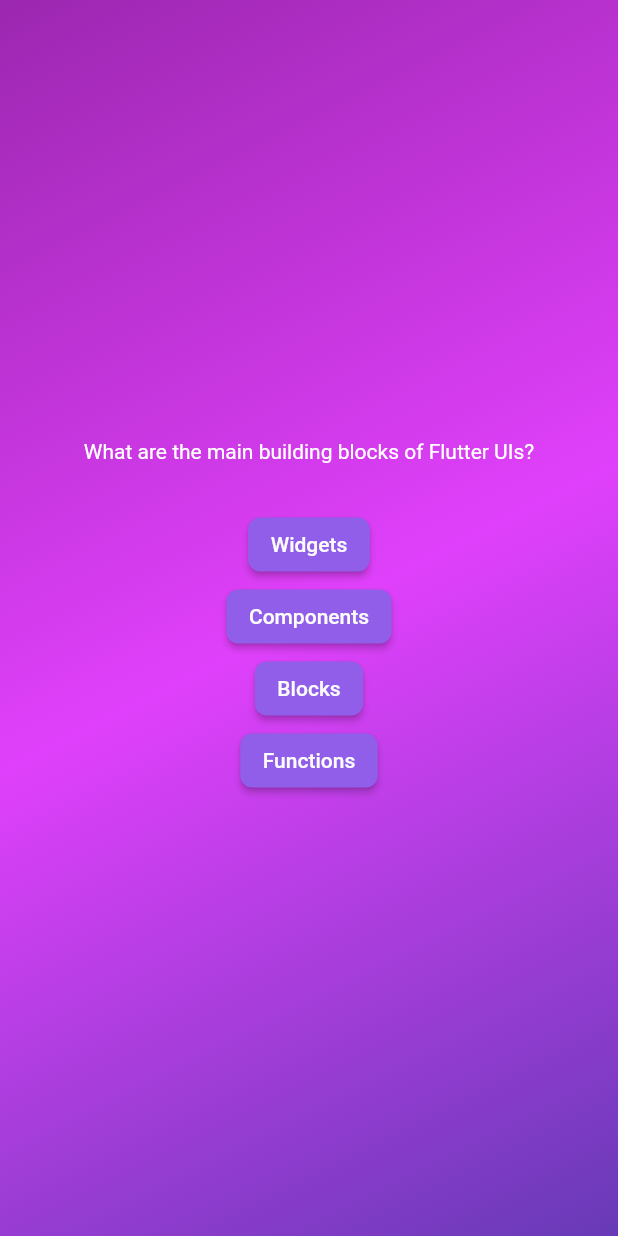
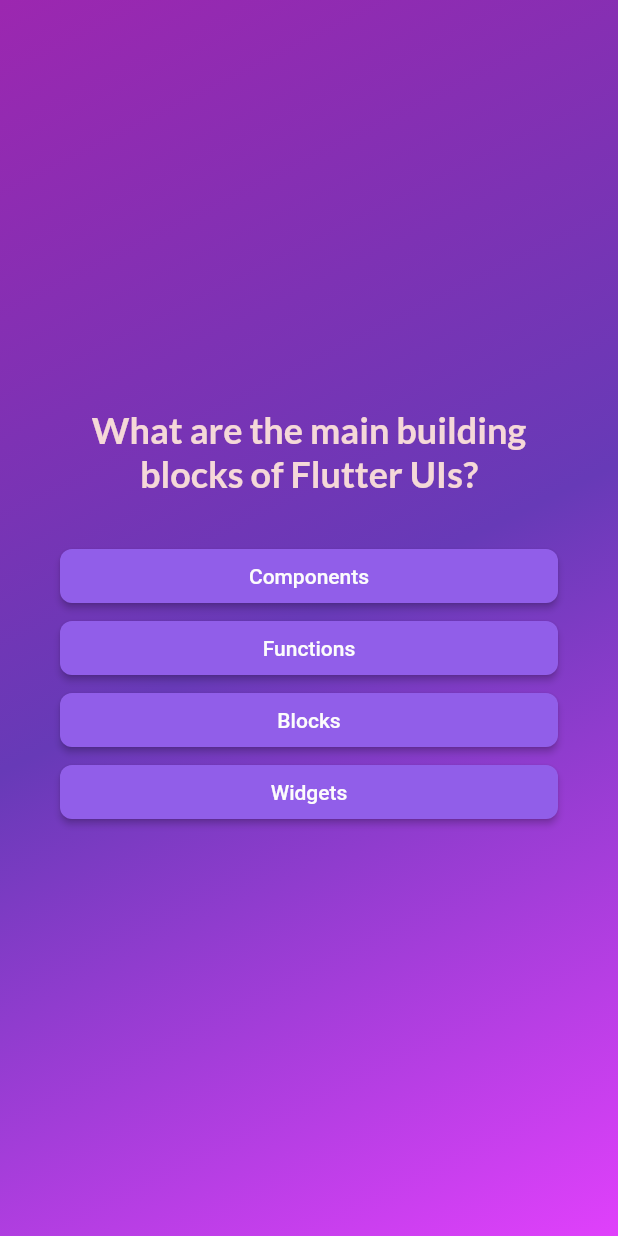
Before and after one commit to developeroliver/quiz_app, a Flutter app: the screen it shows after launch, after a tap on "Start Quiz", on a phone screen of 412 x 824 dp. Run offline on Flutter 3.47's test engine with Material 2 defaults, Android fonts, the phone set to English and light mode, and no system bars; our stand-ins replace google_fonts.

Commit message:
project done

```diff
--- a/lib/models/quiz_question.dart
+++ b/lib/models/quiz_question.dart
@@ -2,4 +2,10 @@ class QuizQuestion {
   const QuizQuestion({required this.text, required this.answers});
   final String text;
   final List<String> answers;
+
+  List<String> getShuffledAnswers() {
+    final shuffledList = List.of(answers);
+    shuffledList.shuffle();
+    return shuffledList;
+  }
 }
--- a/lib/pages/home_page.dart
+++ b/lib/pages/home_page.dart
@@ -1,7 +1,8 @@
 import 'package:flutter/material.dart';
+import 'package:google_fonts/google_fonts.dart';
 
 class HomePage extends StatelessWidget {
-  const HomePage(this.startQuiz,{super.key});
+  const HomePage(this.startQuiz, {super.key});
   final void Function() startQuiz;
 
   @override
@@ -16,12 +17,12 @@ class HomePage extends StatelessWidget {
             color: Colors.white.withOpacity(0.6),
           ),
           const SizedBox(height: 80),
-          const Text(
+          Text(
             "Learn Flutter the fun way!",
-            style: TextStyle(
-              color: Color.fromARGB(255, 246, 229, 229),
-              fontSize: 24,
-            ),
+            style: GoogleFonts.lato(
+                color: const Color.fromARGB(255, 245, 216, 216),
+                fontSize: 24,
+                fontWeight: FontWeight.bold),
           ),
           const SizedBox(height: 30),
           OutlinedButton.icon(
--- a/lib/pages/questions_page.dart
+++ b/lib/pages/questions_page.dart
@@ -1,41 +1,63 @@
 import 'package:flutter/material.dart';
+import 'package:google_fonts/google_fonts.dart';
 import 'package:quiz_app/data/questions.dart';
 import 'package:quiz_app/widgets/answer_button.dart';
 
 class QuestionsPage extends StatefulWidget {
-  const QuestionsPage({super.key});
+  const QuestionsPage({
+    super.key,
+    required this.onSelectAnswer,
+  });
+  final void Function(String answer) onSelectAnswer;
 
   @override
   State<QuestionsPage> createState() => _QuestionsPageState();
 }
 
 class _QuestionsPageState extends State<QuestionsPage> {
+  var currentQuestionIndex = 0;
+
+  void answerQuestion(String selectedAnswer) {
+    widget.onSelectAnswer(selectedAnswer);
+    setState(() {
+      currentQuestionIndex += 1;
+    });
+  }
+
   @override
   Widget build(BuildContext context) {
-    final currentQuestion = questions[0];
+    final currentQuestion = questions[currentQuestionIndex];
 
     return SizedBox(
       width: double.infinity,
+      child: Padding(
+        padding: const EdgeInsets.only(left: 40.0, right: 40.0),
         child: Column(
           mainAxisAlignment: MainAxisAlignment.center,
+          crossAxisAlignment: CrossAxisAlignment.stretch,
           children: [
             Text(
               currentQuestion.text,
-            style: const TextStyle(
-              color: Colors.white,
-            ),
+              style: GoogleFonts.lato(
+                  color: const Color.fromARGB(255, 245, 216, 216),
+                  fontSize: 24,
+                  fontWeight: FontWeight.bold),
+              textAlign: TextAlign.center,
             ),
             const SizedBox(
               height: 30,
             ),
-          ...currentQuestion.answers.map((e) {
+            ...currentQuestion.getShuffledAnswers().map((answer) {
               return AnswerButton(
-              answerText: e,
-              onTap: () {},
+                answerText: answer,
+                onTap: () {
+                  answerQuestion(answer);
+                },
               );
             }),
           ],
         ),
+      ),
     );
   }
 }
--- a/lib/quiz.dart
+++ b/lib/quiz.dart
@@ -1,6 +1,8 @@
 import 'package:flutter/material.dart';
+import 'package:quiz_app/data/questions.dart';
 import 'package:quiz_app/pages/home_page.dart';
 import 'package:quiz_app/pages/questions_page.dart';
+import 'package:quiz_app/pages/results_page.dart';
 
 class Quiz extends StatefulWidget {
   const Quiz({super.key});
@@ -10,19 +12,48 @@ class Quiz extends StatefulWidget {
 }
 
 class _QuizState extends State<Quiz> {
-  var activePage = "home-page";
+  List<String> selectedAnswers = [];
+  var _activePage = "home-page";
 
   void switchScreen() {
     setState(() {
-      activePage = "questions-page";
+      _activePage = "questions-page";
+    });
+  }
+
+  void chooseAnswer(String answer) {
+    selectedAnswers.add(answer);
+
+    if (selectedAnswers.length == questions.length) {
+      setState(() {
+        _activePage = 'results-page';
+      });
+    }
+  }
+
+  void restartQuiz() {
+    setState(() {
+      selectedAnswers = [];
+      _activePage = 'questions-screen';
     });
   }
 
   @override
   Widget build(BuildContext context) {
-    final pageWidget = activePage == "home-page"
-            ? HomePage(switchScreen)
-            : const QuestionsPage();
+    Widget pageWidget = HomePage(switchScreen);
+
+    if (_activePage == 'questions-page') {
+      pageWidget = QuestionsPage(
+        onSelectAnswer: chooseAnswer,
+      );
+    }
+
+    if (_activePage == 'results-page') {
+      pageWidget = ResultsPage(
+        chosenAnswers: selectedAnswers,
+         onRestart: restartQuiz,
+      );
+    }
 
     return Scaffold(
       body: Container(
@@ -30,8 +61,8 @@ class _QuizState extends State<Quiz> {
           gradient: LinearGradient(
             colors: [
               Colors.purple,
+              Colors.deepPurple,
               Colors.purpleAccent,
-              Colors.deepPurple,
             ],
             begin: Alignment.topLeft,
             end: Alignment.bottomRight,
--- a/lib/widgets/answer_button.dart
+++ b/lib/widgets/answer_button.dart
@@ -12,6 +12,7 @@ class AnswerButton extends StatelessWidget {
   @override
   Widget build(BuildContext context) {
     return ElevatedButton(
+
       onPressed: onTap,
       style: ElevatedButton.styleFrom(
         backgroundColor: const Color.fromARGB(255, 145, 94, 233),
@@ -26,6 +27,7 @@ class AnswerButton extends StatelessWidget {
       ),
       child: Text(
         answerText,
+        textAlign: TextAlign.center,
       ),
     );
   }
--- a/pubspec.yaml
+++ b/pubspec.yaml
@@ -35,6 +35,7 @@ dependencies:
   # The following adds the Cupertino Icons font to your application.
   # Use with the CupertinoIcons class for iOS style icons.
   cupertino_icons: ^1.0.2
+  google_fonts: ^6.1.0
 
 dev_dependencies:
   flutter_test:
```
Also changed, not shown: lib/pages/results_page.dart (added, +74 -0 lines), lib/questions_summary/questions_identifier.dart (added, +35 -0 lines), lib/questions_summary/questions_summary.dart (added, +24 -0 lines), lib/questions_summary/summary_item.dart (added, +56 -0 lines), pubspec.lock, 13 other files. Lines whose indentation alone changed are shown as unchanged.
